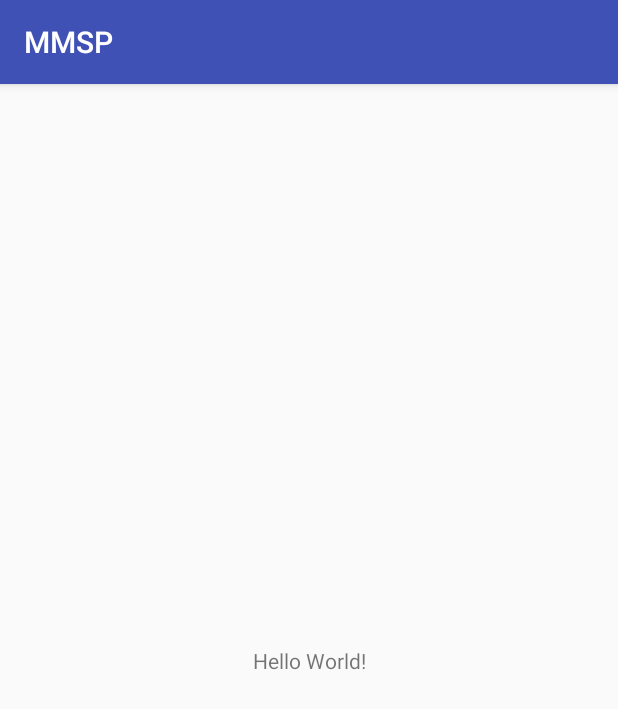
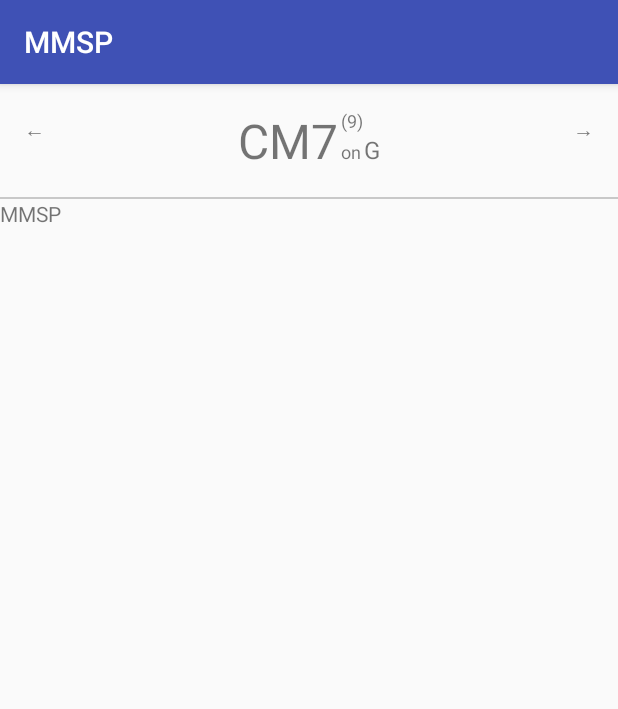
Before and after one commit to takamk2/MMSP, an Android app: the screen it shows after launch (MainActivity), on a phone screen of 412 x 824 dp. Shown: the top 709 px of the screen. Run offline under Robolectric (Android 15) with nearby library versions, the phone set to English and light mode, and no system bars.

Commit message:
選択済みコードの表示
とりあえず、Viewの表示はできた。

```diff
--- a/app/build.gradle
+++ b/app/build.gradle
@@ -26,5 +26,6 @@ dependencies {
     })
     compile 'com.android.support:appcompat-v7:25.0.1'
     compile 'com.android.support.constraint:constraint-layout:1.0.2'
+    compile 'com.android.support:support-v4:25.0.1'
     testCompile 'junit:junit:4.12'
 }
--- a/app/src/main/AndroidManifest.xml
+++ b/app/src/main/AndroidManifest.xml
@@ -9,7 +9,7 @@
         android:roundIcon="@mipmap/ic_launcher_round"
         android:supportsRtl="true"
         android:theme="@style/AppTheme">
-        <activity android:name=".MainActivity">
+        <activity android:name=".activities.MainActivity">
             <intent-filter>
                 <action android:name="android.intent.action.MAIN" />
 
--- /dev/null
+++ b/app/src/main/java/jp/local/yukichan/mmsp/codes/Code.java
@@ -0,0 +1,91 @@
+package jp.local.yukichan.mmsp.codes;
+
+import java.util.ArrayList;
+import java.util.List;
+import java.util.concurrent.ConcurrentHashMap;
+
+import jp.local.yukichan.mmsp.notes.BaseNote;
+
+/**
+ * Created by takamk2 on 17/07/26.
+ * <p>
+ * The Edit Fragment of Base Class.
+ */
+
+public class Code {
+
+    enum Degree {
+        Root,
+        Third,
+        Fifth,
+        Seventh,
+        Ninth,
+        Eleventh,
+        Thirteenth,
+        ;
+    }
+
+    private final String mCodeName;
+
+    private final ConcurrentHashMap<Degree, BaseNote> mNotes = new ConcurrentHashMap();
+
+    private Code(String codeName, BaseNote first, BaseNote third, BaseNote fifth, BaseNote seventh) {
+        mCodeName = codeName;
+        mNotes.put(Degree.Root, first);
+        mNotes.put(Degree.Third, third);
+        mNotes.put(Degree.Fifth, fifth);
+        mNotes.put(Degree.Seventh, seventh);
+    }
+
+    public String getCodeName() {
+        return mCodeName;
+    }
+
+    public String getTensions() {
+        return "(9)"; // TODO: Temporary
+//        return null;
+    }
+
+    public String getOnCode() {
+        return "G"; // TODO: Temporary
+//        return null;
+    }
+
+    public void play() {
+        // Todo:
+    }
+
+    public static class Builder {
+
+        private BaseNote mmRootNote;
+        private CodeConstituent mmConstituent;
+        private String mmCodeName;
+
+        public Builder setRootNote(BaseNote rootNote) {
+            mmRootNote = rootNote;
+            return this;
+        }
+
+        public Builder setCodeConstituent(CodeConstituent constituent) {
+            mmConstituent = constituent;
+            return this;
+        }
+
+        public Builder setCodeName(String codeName) {
+            mmCodeName = codeName;
+            return this;
+        }
+
+        public Code build() {
+            List<BaseNote> notes = new ArrayList<>();
+            for (Integer interval : mmConstituent.intervals) {
+                notes.add(BaseNote.getNote(mmRootNote, interval));
+            }
+            String codeName = mmCodeName;
+            if (codeName == null) {
+                codeName = notes.get(0).displayName + mmConstituent.displayName;
+            }
+            return new Code(codeName, notes.get(0), notes.get(1), notes.get(2), notes.get(3));
+        }
+    }
+}
--- /dev/null
+++ b/app/src/main/java/jp/local/yukichan/mmsp/codes/CodeConstituent.java
@@ -0,0 +1,20 @@
+package jp.local.yukichan.mmsp.codes;
+
+/**
+ * Created by takamk2 on 17/07/26.
+ * <p>
+ * The Edit Fragment of Base Class.
+ */
+
+public enum CodeConstituent {
+    MajorSeventh(new Integer[]{1, 3, 5, 7}, "M7"),
+    ;
+
+    public final Integer[] intervals;
+    public final String displayName;
+
+    CodeConstituent(Integer[] intervals, String displayName) {
+        this.intervals = intervals;
+        this.displayName = displayName;
+    }
+}
--- /dev/null
+++ b/app/src/main/java/jp/local/yukichan/mmsp/fragments/DisplaySelectedCodeFragment.java
@@ -0,0 +1,102 @@
+package jp.local.yukichan.mmsp.fragments;
+
+
+import android.os.Bundle;
+import android.support.annotation.Nullable;
+import android.support.v4.app.Fragment;
+import android.view.LayoutInflater;
+import android.view.View;
+import android.view.ViewGroup;
+import android.widget.TextView;
+import android.widget.Toast;
+
+import jp.local.yukichan.mmsp.R;
+import jp.local.yukichan.mmsp.codes.Code;
+import jp.local.yukichan.mmsp.codes.CodeConstituent;
+import jp.local.yukichan.mmsp.notes.BaseNote;
+
+public class DisplaySelectedCodeFragment extends Fragment {
+
+    private TextView mTvCodeName;
+    private TextView mTvOnText;
+    private TextView mTvOnCode;
+    private TextView mTvTensions;
+
+    public static DisplaySelectedCodeFragment newInstance(String param1, String param2) {
+        DisplaySelectedCodeFragment fragment = new DisplaySelectedCodeFragment();
+        return fragment;
+    }
+
+    public DisplaySelectedCodeFragment() {
+        // NOP
+    }
+
+    @Override
+    public void onCreate(Bundle savedInstanceState) {
+        super.onCreate(savedInstanceState);
+    }
+
+    @Override
+    public View onCreateView(LayoutInflater inflater, ViewGroup container,
+                             Bundle savedInstanceState) {
+        return inflater.inflate(R.layout.fragment_display_selected_code, container, false);
+    }
+
+    @Override
+    public void onViewCreated(View view, @Nullable Bundle savedInstanceState) {
+        super.onViewCreated(view, savedInstanceState);
+
+        initializeViews(view);
+
+        debugDisplayCode(); // TODO: Remove this temporary method
+    }
+
+    private void initializeViews(View view) {
+        mTvCodeName = (TextView) view.findViewById(R.id.tv_code_name);
+        mTvOnText = (TextView) view.findViewById(R.id.tv_on_text);
+        mTvOnCode = (TextView) view.findViewById(R.id.tv_on_code);
+        mTvTensions = (TextView) view.findViewById(R.id.tv_tensions);
+    }
+
+    private void updateDisplayCode(Code code) {
+        if (code == null) {
+            mTvCodeName.setText(null);
+            mTvOnCode.setText(null);
+            mTvTensions.setText(null);
+
+            mTvOnText.setVisibility(View.GONE);
+            mTvOnCode.setVisibility(View.GONE);
+            mTvTensions.setVisibility(View.GONE);
+            return;
+        }
+
+        mTvCodeName.setText(code.getCodeName());
+
+        if (code.getTensions() == null && code.getOnCode() == null) {
+            mTvOnCode.setText(null);
+            mTvTensions.setText(null);
+
+            mTvOnText.setVisibility(View.GONE);
+            mTvOnCode.setVisibility(View.GONE);
+            mTvTensions.setVisibility(View.GONE);
+            return;
+        }
+
+        mTvTensions.setText(code.getTensions());
+        mTvOnCode.setText(code.getOnCode());
+
+        mTvOnText.setVisibility(View.VISIBLE);
+        mTvOnText.setVisibility(View.VISIBLE);
+        mTvOnCode.setVisibility(View.VISIBLE);
+    }
+
+    private void debugDisplayCode() {
+        Code code = new Code.Builder()
+                .setRootNote(BaseNote.C)
+                .setCodeConstituent(CodeConstituent.MajorSeventh)
+                .build();
+        Toast.makeText(getActivity(), "codeName=" + code.getCodeName(), Toast.LENGTH_LONG).show();
+        updateDisplayCode(code);
+        // Todo: 選択済みコード変更通知を受けて表示のupdateを行う
+    }
+}
--- /dev/null
+++ b/app/src/main/java/jp/local/yukichan/mmsp/notes/BaseNote.java
@@ -0,0 +1,60 @@
+package jp.local.yukichan.mmsp.notes;
+
+import android.util.Log;
+
+import java.util.Objects;
+
+/**
+ * Created by takamk2 on 17/07/26.
+ * <p>
+ * The Edit Fragment of Base Class.
+ */
+
+public enum BaseNote {
+    Empty(Integer.MAX_VALUE, "{ERROR}"),
+    C(0, "C"),
+    Cs(1, "C#"),
+    D(2, "D"),
+    Ds(3, "D#"),
+    E(4, "E"),
+    F(5, "F"),
+    Fs(6, "F#"),
+    G(7, "G"),
+    Gs(8, "G#"),
+    A(9, "A"),
+    As(10, "A#"),
+    B(11, "B"),
+    ;
+
+    private static final String LOGTAG = BaseNote.class.getSimpleName();
+
+    private static int OCTAVE_INTERVAL = 12;
+
+    public final Integer noteNo;
+    public final String displayName;
+
+    BaseNote(Integer noteNo, String displayName) {
+        this.noteNo = noteNo;
+        this.displayName = displayName;
+    }
+
+    public static BaseNote getNote(BaseNote rootNote, Integer degrees) {
+        Log.d(LOGTAG, "getNote(rootNote=" + rootNote + ", degrees=" + degrees.toString() + ")");
+
+        Integer noteNo = rootNote.noteNo + (degrees - 1);
+        if (noteNo >= OCTAVE_INTERVAL) {
+            noteNo %= OCTAVE_INTERVAL;
+        }
+
+        for (BaseNote note : BaseNote.values()) {
+            if (note.equals(BaseNote.Empty)) continue;
+
+            Log.d(LOGTAG, "getNote: noteNoA=" + note.noteNo + " noteNoB=" + noteNo);
+            if (Objects.equals(note.noteNo, noteNo)) {
+                return note;
+            }
+        }
+
+        return null;
+    }
+}
--- /dev/null
+++ b/app/src/main/java/jp/local/yukichan/mmsp/notes/Note.java
@@ -0,0 +1,10 @@
+package jp.local.yukichan.mmsp.notes;
+
+/**
+ * Created by takamk2 on 17/07/26.
+ * <p>
+ * The Edit Fragment of Base Class.
+ */
+
+public enum Note {
+}
--- /dev/null
+++ b/app/src/main/res/drawable/divider.xml
@@ -0,0 +1,9 @@
+<?xml version="1.0" encoding="utf-8"?>
+<shape xmlns:android="http://schemas.android.com/apk/res/android"
+    android:shape="rectangle">
+
+    <size android:height="1dp" />
+
+    <solid android:color="#33000000" />
+
+</shape>
--- a/app/src/main/res/layout/activity_main.xml
+++ b/app/src/main/res/layout/activity_main.xml
@@ -1,18 +1,21 @@
 <?xml version="1.0" encoding="utf-8"?>
-<android.support.constraint.ConstraintLayout xmlns:android="http://schemas.android.com/apk/res/android"
-    xmlns:app="http://schemas.android.com/apk/res-auto"
+<LinearLayout xmlns:android="http://schemas.android.com/apk/res/android"
     xmlns:tools="http://schemas.android.com/tools"
     android:layout_width="match_parent"
     android:layout_height="match_parent"
-    tools:context="jp.local.yukichan.mmsp.MainActivity">
+    android:divider="@drawable/divider"
+    android:showDividers="middle"
+    android:orientation="vertical"
+    tools:context="jp.local.yukichan.mmsp.activities.MainActivity">
+
+    <fragment
+        android:id="@+id/fragment_display_selected_code"
+        android:name="jp.local.yukichan.mmsp.fragments.DisplaySelectedCodeFragment"
+        android:layout_width="match_parent"
+        android:layout_height="wrap_content" />
 
     <TextView
-        android:layout_width="wrap_content"
-        android:layout_height="wrap_content"
-        android:text="Hello World!"
-        app:layout_constraintBottom_toBottomOf="parent"
-        app:layout_constraintLeft_toLeftOf="parent"
-        app:layout_constraintRight_toRightOf="parent"
-        app:layout_constraintTop_toTopOf="parent" />
-
-</android.support.constraint.ConstraintLayout>
+        android:layout_width="match_parent"
+        android:layout_height="match_parent"
+        android:text="@string/app_name" />
+</LinearLayout>
--- /dev/null
+++ b/app/src/main/res/layout/fragment_display_selected_code.xml
@@ -0,0 +1,77 @@
+<RelativeLayout xmlns:android="http://schemas.android.com/apk/res/android"
+    xmlns:tools="http://schemas.android.com/tools"
+    android:layout_width="match_parent"
+    android:layout_height="wrap_content"
+    android:padding="16dp"
+    android:clickable="true"
+    tools:context="jp.local.yukichan.mmsp.fragments.DisplaySelectedCodeFragment">
+
+    <TextView
+        android:layout_width="wrap_content"
+        android:layout_height="wrap_content"
+        android:layout_alignParentStart="true"
+        android:layout_alignParentTop="true"
+        android:clickable="true"
+        android:paddingRight="16dp"
+        android:paddingBottom="16dp"
+        android:paddingTop="4dp"
+        android:text="←" />
+
+    <TextView
+        android:layout_width="wrap_content"
+        android:layout_height="wrap_content"
+        android:layout_alignParentEnd="true"
+        android:layout_alignParentTop="true"
+        android:clickable="true"
+        android:paddingLeft="16dp"
+        android:paddingBottom="16dp"
+        android:paddingTop="4dp"
+        android:text="→" />
+
+    <!-- TODO: CodeViewの作成 -->
+    <RelativeLayout
+        android:layout_width="wrap_content"
+        android:layout_height="wrap_content"
+        android:layout_centerInParent="true"
+        android:elevation="4dp">
+
+        <TextView
+            android:id="@+id/tv_code_name"
+            android:layout_width="wrap_content"
+            android:layout_height="wrap_content"
+            android:text="EmM7-5"
+            android:textSize="32sp" />
+
+        <TextView
+            android:id="@+id/tv_on_text"
+            android:layout_width="wrap_content"
+            android:layout_height="wrap_content"
+            android:layout_alignBaseline="@+id/tv_code_name"
+            android:layout_marginLeft="2dp"
+            android:layout_toRightOf="@+id/tv_code_name"
+            android:text="on"
+            android:textSize="12sp" />
+
+        <TextView
+            android:id="@+id/tv_on_code"
+            android:layout_width="wrap_content"
+            android:layout_height="wrap_content"
+            android:layout_alignBaseline="@+id/tv_code_name"
+            android:layout_marginLeft="2dp"
+            android:layout_toRightOf="@+id/tv_on_text"
+            android:text="G♭"
+            android:textSize="16sp" />
+
+        <TextView
+            android:id="@+id/tv_tensions"
+            android:layout_width="wrap_content"
+            android:layout_height="wrap_content"
+            android:layout_above="@+id/tv_on_code"
+            android:layout_marginLeft="2dp"
+            android:layout_toRightOf="@+id/tv_code_name"
+            android:text="(9, ♭11)"
+            android:textSize="12sp" />
+
+    </RelativeLayout>
+
+</RelativeLayout>
--- a/app/src/main/res/values/strings.xml
+++ b/app/src/main/res/values/strings.xml
@@ -1,3 +1,6 @@
 <resources>
     <string name="app_name">MMSP</string>
+
+    <!-- TODO: Remove or change this placeholder text -->
+    <string name="hello_blank_fragment">Hello blank fragment</string>
 </resources>
```
Also changed, not shown: app/src/main/java/jp/local/yukichan/mmsp/activities/MainActivity.java (renamed from app/src/main/java/jp/local/yukichan/mmsp/MainActivity.java, +7 -1 lines).
